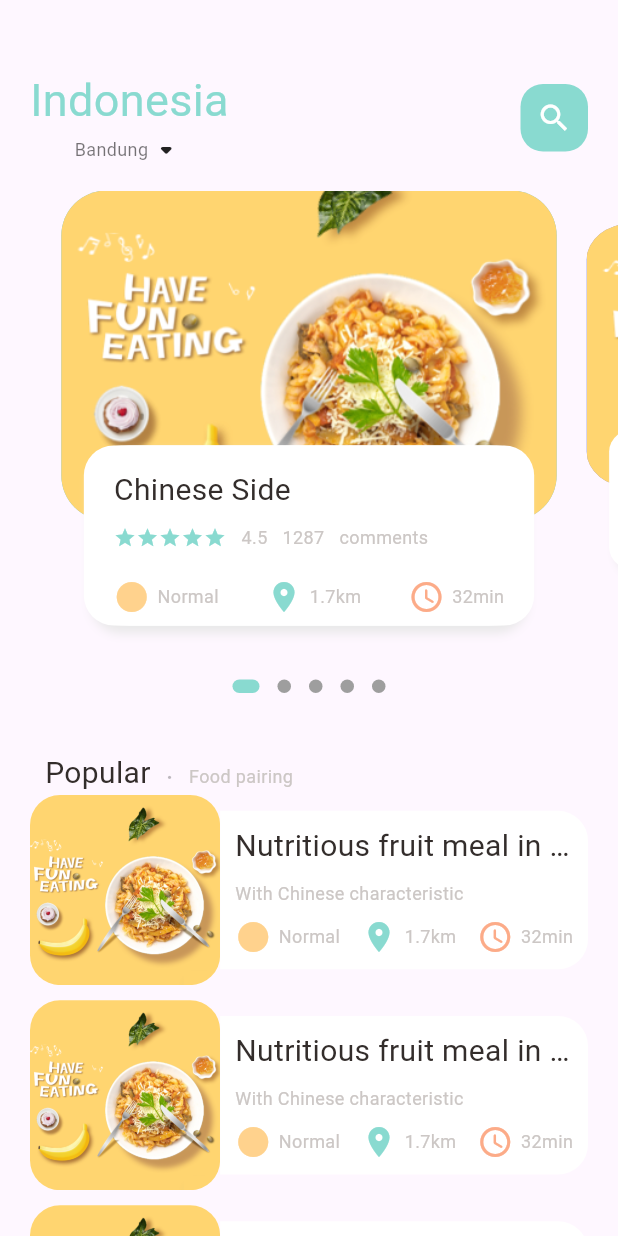
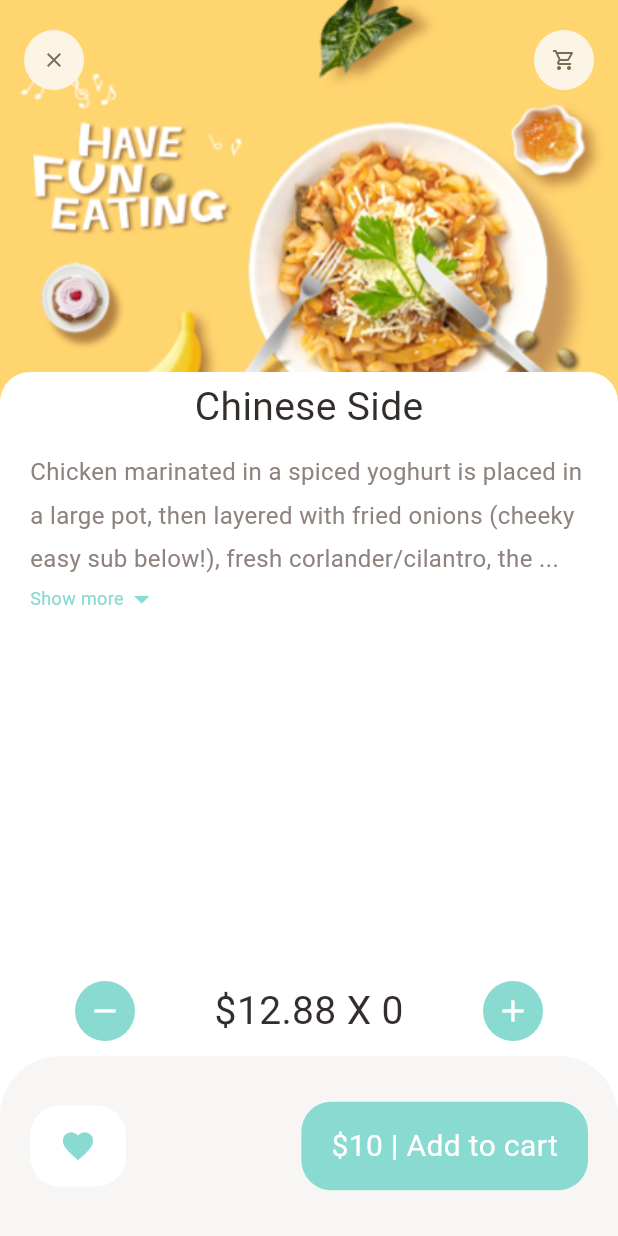
Before and after one commit to fakeITDevTeam/flutter_food_delivery_with_backend, a Flutter app: the screen it shows after launch, on a phone screen of 412 x 824 dp. Run offline on Flutter 3.47's test engine with Material 3 defaults, Android fonts, the phone set to English and light mode, and no system bars; drawn by our look-alikes of dots_indicator; our stand-ins replace get.

Commit message:
adding page popular_food_detail and recommended_food_detail and add few text widget

```diff
--- a/lib/main.dart
+++ b/lib/main.dart
@@ -1,5 +1,7 @@
 import 'package:flutter/material.dart';
-import 'package:flutter_food_delivery/pages/home/main_food_page.dart';
+import 'package:flutter_food_delivery/pages/food/recommended_food_detail.dart';
+// import 'package:flutter_food_delivery/pages/food/popular_food_detail.dart';
+// import 'package:flutter_food_delivery/pages/home/main_food_page.dart';
 import 'package:get/get.dart';
 
 void main() {
@@ -22,7 +24,9 @@ class MyApp extends StatelessWidget {
         colorScheme: ColorScheme.fromSeed(seedColor: Colors.deepPurple),
         useMaterial3: true,
       ),
-      home: const MainFoodPage(),
+      // home: const MainFoodPage(),
+      // home: const PopularFoodDetail(),
+      home: const RecommendedFoodDetail(),
     );
   }
 }
--- /dev/null
+++ b/lib/pages/food/recommended_food_detail.dart
@@ -0,0 +1,211 @@
+import 'package:flutter/material.dart';
+import 'package:flutter_food_delivery/utils/colors.dart';
+import 'package:flutter_food_delivery/utils/dimensions.dart';
+import 'package:flutter_food_delivery/widgets/app_icon.dart';
+import 'package:flutter_food_delivery/widgets/big_text.dart';
+import 'package:flutter_food_delivery/widgets/expandable_text.dart';
+
+class RecommendedFoodDetail extends StatelessWidget {
+  const RecommendedFoodDetail({super.key});
+
+  @override
+  Widget build(BuildContext context) {
+    return Scaffold(
+      backgroundColor: Colors.white,
+      body: CustomScrollView(
+        slivers: [
+          SliverAppBar(
+            toolbarHeight: 80,
+            title: const Row(
+              mainAxisAlignment: MainAxisAlignment.spaceBetween,
+              children: [
+                AppIcon(icon: Icons.clear),
+                AppIcon(icon: Icons.shopping_cart_outlined),
+              ],
+            ),
+            bottom: PreferredSize(
+              preferredSize: const Size.fromHeight(20),
+              child: Container(
+                width: double.maxFinite,
+                padding: const EdgeInsets.only(top: 5, bottom: 10),
+                decoration: BoxDecoration(
+                  color: Colors.white,
+                  borderRadius: BorderRadius.only(
+                    topLeft: Radius.circular(Dimensions.radius20),
+                    topRight: Radius.circular(Dimensions.radius20),
+                  ),
+                ),
+                child: Center(
+                  child: BigText(
+                    text: "Chinese Side",
+                    size: Dimensions.font26,
+                  ),
+                ),
+              ),
+            ),
+            pinned: true,
+            backgroundColor: AppColors.yellowColor,
+            expandedHeight: 300,
+            flexibleSpace: FlexibleSpaceBar(
+              background: Image.asset(
+                "assets/images/food0.png",
+                width: double.maxFinite,
+                fit: BoxFit.cover,
+              ),
+            ),
+          ),
+          SliverToBoxAdapter(
+            child: Column(
+              children: [
+                Container(
+                  margin: EdgeInsets.only(left: Dimensions.width20, right: Dimensions.width20),
+                  child: const ExpandableText(
+                    text:
+                      "Chicken marinated in a spiced yoghurt is placed in a large pot, then layered " +
+                      "with fried onions (cheeky easy sub below!), fresh corlander/cilantro, then par boiled " +
+                      "Chicken marinated in a spiced yoghurt is placed in a large pot, then layered " +
+                      "with fried onions (cheeky easy sub below!), fresh corlander/cilantro, then par boiled " +
+                      "Chicken marinated in a spiced yoghurt is placed in a large pot, then layered " +
+                      "with fried onions (cheeky easy sub below!), fresh corlander/cilantro, then par boiled " +
+                      "Chicken marinated in a spiced yoghurt is placed in a large pot, then layered " +
+                      "with fried onions (cheeky easy sub below!), fresh corlander/cilantro, then par boiled " +
+                      "Chicken marinated in a spiced yoghurt is placed in a large pot, then layered " +
+                      "with fried onions (cheeky easy sub below!), fresh corlander/cilantro, then par boiled " +
+                      "Chicken marinated in a spiced yoghurt is placed in a large pot, then layered " +
+                      "with fried onions (cheeky easy sub below!), fresh corlander/cilantro, then par boiled " +
+                      "Chicken marinated in a spiced yoghurt is placed in a large pot, then layered " +
+                      "with fried onions (cheeky easy sub below!), fresh corlander/cilantro, then par boiled " +
+                      "Chicken marinated in a spiced yoghurt is placed in a large pot, then layered " +
+                      "with fried onions (cheeky easy sub below!), fresh corlander/cilantro, then par boiled " +
+                      "Chicken marinated in a spiced yoghurt is placed in a large pot, then layered " +
+                      "with fried onions (cheeky easy sub below!), fresh corlander/cilantro, then par boiled " +
+                      "Chicken marinated in a spiced yoghurt is placed in a large pot, then layered " +
+                      "with fried onions (cheeky easy sub below!), fresh corlander/cilantro, then par boiled " +
+                      "Chicken marinated in a spiced yoghurt is placed in a large pot, then layered " +
+                      "with fried onions (cheeky easy sub below!), fresh corlander/cilantro, then par boiled " +
+                      "Chicken marinated in a spiced yoghurt is placed in a large pot, then layered " +
+                      "with fried onions (cheeky easy sub below!), fresh corlander/cilantro, then par boiled." +
+                      "Chicken marinated in a spiced yoghurt is placed in a large pot, then layered " +
+                      "with fried onions (cheeky easy sub below!), fresh corlander/cilantro, then par boiled " +
+                      "Chicken marinated in a spiced yoghurt is placed in a large pot, then layered " +
+                      "with fried onions (cheeky easy sub below!), fresh corlander/cilantro, then par boiled " +
+                      "Chicken marinated in a spiced yoghurt is placed in a large pot, then layered " +
+                      "with fried onions (cheeky easy sub below!), fresh corlander/cilantro, then par boiled " +
+                      "Chicken marinated in a spiced yoghurt is placed in a large pot, then layered " +
+                      "with fried onions (cheeky easy sub below!), fresh corlander/cilantro, then par boiled " +
+                      "Chicken marinated in a spiced yoghurt is placed in a large pot, then layered " +
+                      "with fried onions (cheeky easy sub below!), fresh corlander/cilantro, then par boiled " +
+                      "Chicken marinated in a spiced yoghurt is placed in a large pot, then layered " +
+                      "with fried onions (cheeky easy sub below!), fresh corlander/cilantro, then par boiled " +
+                      "Chicken marinated in a spiced yoghurt is placed in a large pot, then layered " +
+                      "with fried onions (cheeky easy sub below!), fresh corlander/cilantro, then par boiled " +
+                      "Chicken marinated in a spiced yoghurt is placed in a large pot, then layered " +
+                      "with fried onions (cheeky easy sub below!), fresh corlander/cilantro, then par boiled " +
+                      "Chicken marinated in a spiced yoghurt is placed in a large pot, then layered " +
+                      "with fried onions (cheeky easy sub below!), fresh corlander/cilantro, then par boiled " +
+                      "Chicken marinated in a spiced yoghurt is placed in a large pot, then layered " +
+                      "with fried onions (cheeky easy sub below!), fresh corlander/cilantro, then par boiled " +
+                      "Chicken marinated in a spiced yoghurt is placed in a large pot, then layered " +
+                      "with fried onions (cheeky easy sub below!), fresh corlander/cilantro, then par boiled " +
+                      "Chicken marinated in a spiced yoghurt is placed in a large pot, then layered " +
+                      "with fried onions (cheeky easy sub below!), fresh corlander/cilantro, then par boiled."
+                    ,
+                  ),
+                ),
+              ],
+            ),
+          ),
+        ],
+      ),
+      bottomNavigationBar: Column(
+        mainAxisSize: MainAxisSize.min,
+        children: [
+          Container(
+            padding: EdgeInsets.only(
+              left: Dimensions.width20 * 2.5,
+              right: Dimensions.width20 * 2.5,
+              top: Dimensions.height10,
+              bottom: Dimensions.height10,
+            ),
+            child: Row(
+              mainAxisAlignment: MainAxisAlignment.spaceBetween,
+              children: [
+                AppIcon(
+                  iconSize: Dimensions.iconSize24,
+                  iconColor: Colors.white,
+                  backgroundColor: AppColors.mainColor,
+                  icon: Icons.remove
+                ),
+                BigText(
+                  text: "\$12.88"+" X "+"0",
+                  color: AppColors.mainBlackColor,
+                  size: Dimensions.font26,
+                ),
+                AppIcon(
+                  iconSize: Dimensions.iconSize24,
+                  iconColor: Colors.white,
+                  backgroundColor: AppColors.mainColor,
+                  icon: Icons.add
+                ),
+              ],
+            ),
+          ),
+          Container(
+            height: Dimensions.bottomHeightBar,
+            padding: EdgeInsets.only(
+              top: Dimensions.height30,
+              bottom: Dimensions.height30,
+              left: Dimensions.width20,
+              right: Dimensions.width20
+            ),
+            decoration: BoxDecoration(
+              color: AppColors.buttonBackgroundColor,
+              borderRadius: BorderRadius.only(
+                topLeft: Radius.circular(Dimensions.radius20 * 2),
+                topRight: Radius.circular(Dimensions.radius20 * 2),
+              ),
+            ),
+            child: Row(
+              mainAxisAlignment: MainAxisAlignment.spaceBetween,
+              children: [
+                Container(
+                  padding: EdgeInsets.only(
+                    top: Dimensions.height15,
+                    bottom: Dimensions.height15,
+                    left: Dimensions.width20,
+                    right: Dimensions.width20
+                  ),
+                  decoration: BoxDecoration(
+                    borderRadius: BorderRadius.circular(Dimensions.radius20),
+                    color: Colors.white,
+                  ),
+                  child: const Icon(
+                    Icons.favorite,
+                    color: AppColors.mainColor,
+                  ),
+                ),
+                Container(
+                  padding: EdgeInsets.only(
+                    top: Dimensions.height15,
+                    bottom: Dimensions.height15,
+                    left: Dimensions.width20,
+                    right: Dimensions.width20
+                  ),
+
+                  decoration: BoxDecoration(
+                    borderRadius: BorderRadius.circular(Dimensions.radius20),
+                    color: AppColors.mainColor
+                  ),
+                  child: const BigText(
+                    text: "\$10 | Add to cart",
+                    color: Colors.white,
+                  ),
+                ),
+              ],
+            ),
+          ),
+        ],
+      ),
+    );
+  }
+}
--- a/lib/pages/home/food_page_body.dart
+++ b/lib/pages/home/food_page_body.dart
@@ -2,6 +2,7 @@ import 'package:dots_indicator/dots_indicator.dart';
 import 'package:flutter/material.dart';
 import 'package:flutter_food_delivery/utils/colors.dart';
 import 'package:flutter_food_delivery/utils/dimensions.dart';
+import 'package:flutter_food_delivery/widgets/app_column.dart';
 import 'package:flutter_food_delivery/widgets/big_text.dart';
 import 'package:flutter_food_delivery/widgets/icon_and_text.dart';
 import 'package:flutter_food_delivery/widgets/small_text.dart';
@@ -32,6 +33,7 @@ class _FoodPageBodyState extends State<FoodPageBody> {
   @override
   void dispose() {
     pageController.dispose();
+    super.dispose();
   }
 
   @override
@@ -238,47 +240,7 @@ class _FoodPageBodyState extends State<FoodPageBody> {
               ),
               child: Container(
                 padding: EdgeInsets.only(top: Dimensions.height15, left: 15, right: 15),
-                child: Column(
-                  crossAxisAlignment: CrossAxisAlignment.start,
-                  children: [
-                    const BigText(text: "Chinese Side"),
-                    SizedBox(height: Dimensions.height10,),
-                    Row(
-                      children: [
-                        Wrap(
-                          children: List.generate(5, (index) => const Icon(Icons.star, color: AppColors.mainColor, size: 15,),),
-                        ),
-                        const SizedBox(width: 10,),
-                        const SmallText(text: "4.5"),
-                        const SizedBox(width: 10,),
-                        const SmallText(text: "1287"),
-                        const SizedBox(width: 10,),
-                        const SmallText(text: "comments"),
-                      ],
-                    ),
-                    SizedBox(height: Dimensions.height20,),
-                    const Row(
-                      mainAxisAlignment: MainAxisAlignment.spaceBetween,
-                      children: [
-                        IconAndText(
-                          icon: Icons.circle_sharp,
-                          text: "Normal",
-                          iconColor: AppColors.iconColor1
-                        ),
-                        IconAndText(
-                          icon: Icons.location_on,
-                          text: "1.7km",
-                          iconColor: AppColors.mainColor
-                        ),
-                        IconAndText(
-                          icon: Icons.access_time_rounded,
-                          text: "32min",
-                          iconColor: AppColors.iconColor2
-                        ),
-                      ],
-                    ),
-                  ],
-                ),
+                child: const AppColumn(text: "Chinese Side"),
               ),
             ),
           ),
--- a/lib/utils/dimensions.dart
+++ b/lib/utils/dimensions.dart
@@ -33,7 +33,10 @@ class Dimensions {
   static double width30 = screenHeight / (screenHeight / 30);
   static double width45 = screenHeight / (screenHeight / 45);
 
+  // font size
+  static double font16 = screenHeight / (screenHeight / 16);
   static double font20 = screenHeight / (screenHeight / 20);
+  static double font26 = screenHeight / (screenHeight / 26);
 
   // radius
   static double radius15 = screenHeight / (screenHeight / 15);
@@ -42,8 +45,17 @@ class Dimensions {
 
   // icon size
   static double iconSize24 = screenHeight / (screenHeight / 24);
+  static double iconSize16 = screenHeight / (screenHeight / 16);
 
   // listview size
-  static double listViewImgSize = screenWidth / 3.25 ; // 390 / 120
-  static double listViewTextContainerSize = screenWidth / 3.9; // 390 / 100
+  // static double listViewImgSize = screenWidth / 3.25 ; // 390 / 120
+  // static double listViewTextContainerSize = screenWidth / 3.9; // 390 / 100
+  static double listViewImgSize = screenWidth / (screenWidth / 120) ; // 390 / 120
+  static double listViewTextContainerSize = screenWidth / (screenWidth / 100); // 390 / 100
+
+  // PopularFoodDetail
+  static double popularFoodImgSize = screenHeight / (screenHeight / 350); // image-height: 350
+
+  // bottom height
+  static double bottomHeightBar  = screenHeight / (screenHeight / 120); // screenHeight / 120
 }
--- /dev/null
+++ b/lib/widgets/app_icon.dart
@@ -0,0 +1,36 @@
+import 'package:flutter/material.dart';
+import 'package:flutter_food_delivery/utils/dimensions.dart';
+
+class AppIcon extends StatelessWidget {
+  final IconData icon;
+  final Color backgroundColor;
+  final Color iconColor;
+  final double size;
+  final double iconSize;
+
+  const AppIcon({
+    super.key,
+    required this.icon,
+    this.backgroundColor = const Color(0xFFfcf4e4),
+    this.iconColor = const Color(0xFF756d54),
+    this.size=40,
+    this.iconSize = 16
+  });
+
+  @override
+  Widget build(BuildContext context) {
+    return Container(
+      width: size,
+      height: size,
+      decoration: BoxDecoration(
+        borderRadius: BorderRadius.circular(size / 2),
+        color: backgroundColor,
+      ),
+      child: Icon(
+        icon,
+        color: iconColor,
+        size: iconSize,
+      ),
+    );
+  }
+}
--- /dev/null
+++ b/lib/widgets/expandable_text.dart
@@ -0,0 +1,57 @@
+import 'package:flutter/material.dart';
+import 'package:flutter_food_delivery/utils/colors.dart';
+import 'package:flutter_food_delivery/utils/dimensions.dart';
+import 'package:flutter_food_delivery/widgets/small_text.dart';
+
+class ExpandableText extends StatefulWidget {
+  final String text;
+  const ExpandableText({super.key, required this.text});
+
+  @override
+  State<ExpandableText> createState() => _ExpandableTextState();
+}
+
+class _ExpandableTextState extends State<ExpandableText> {
+  late String firstHalf;
+  late String secondHalf;
+
+  bool hiddenText = true;
+  // double textHeight  = Dimensions.screenHeight / (5.63); // oriyt
+  double textHeight  = Dimensions.screenHeight / (Dimensions.screenHeight / 150);
+
+  @override
+  void initState() {
+    super.initState();
+    if (widget.text.length > textHeight) {
+      firstHalf = widget.text.substring(0, textHeight.toInt());
+      secondHalf = widget.text.substring(textHeight.toInt()+1, widget.text.length);
+    } else {
+      firstHalf = widget.text;
+      secondHalf = "";
+    }
+  }
+
+  @override
+  Widget build(BuildContext context) {
+    return Container(
+      child: secondHalf.isEmpty? SmallText(color: AppColors.paraColor, size: Dimensions.font16, text: firstHalf) : Column(
+        children: [
+          SmallText(height: 1.8, color: AppColors.paraColor, size: Dimensions.font16, text: hiddenText? ("$firstHalf ...") : (firstHalf + secondHalf)),
+          InkWell(
+            onTap: () {
+              setState(() {
+                hiddenText =! hiddenText;
+              });
+            },
+            child: Row(
+              children: [
+                const SmallText(text: "Show more", color: AppColors.mainColor,),
+                Icon(hiddenText? Icons.arrow_drop_down: Icons.arrow_drop_up, color: AppColors.mainColor,),
+              ],
+            ),
+          ),
+        ],
+      ),
+    );
+  }
+}
--- a/lib/widgets/small_text.dart
+++ b/lib/widgets/small_text.dart
@@ -9,7 +9,7 @@ class SmallText extends StatelessWidget {
     this.color = const Color(0xFFccc7c5),
     required this.text,
     this.size = 12,
-    this.height = 1.2
+    this.height = 1.2,
   });
 
   @override
```
Also changed, not shown: lib/pages/food/popular_food_detail.dart (+173 -0 lines), lib/widgets/app_column.dart (added, +58 -0 lines).
